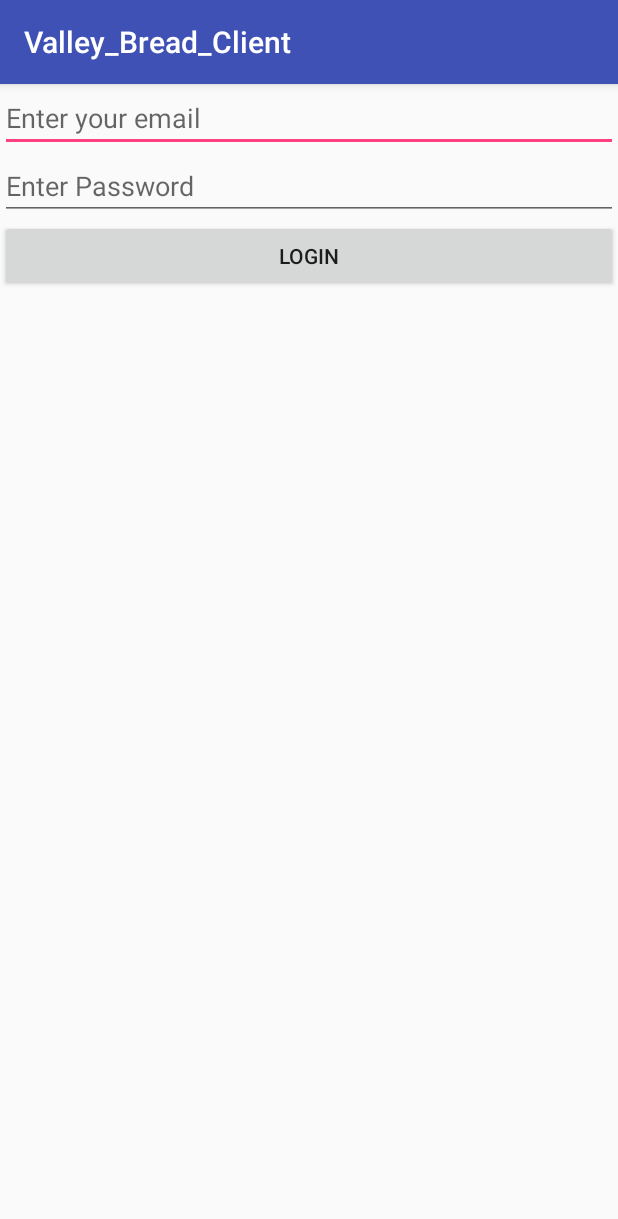
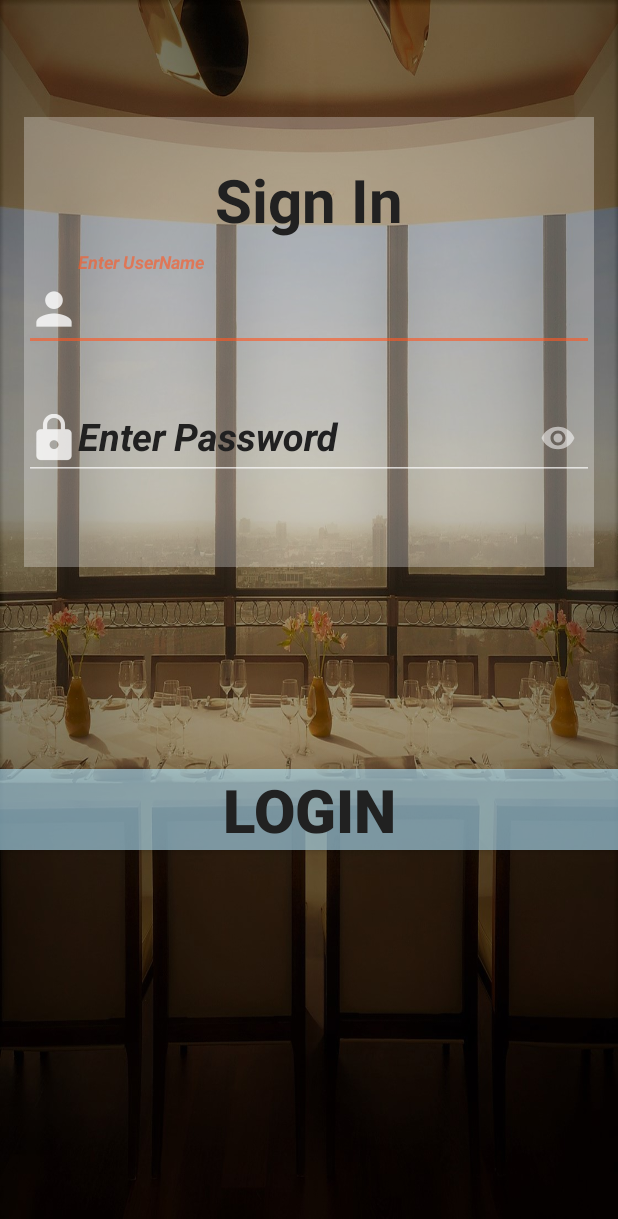
Before and after one commit to rohitankam/RestaurantOrdering, an Android app: the LoginActivity screen opened directly, with no data from a screen before it, on a phone screen of 412 x 824 dp. Shown: the top 1219 px of the screen. Run offline under Robolectric (Android 15) with nearby library versions, the phone set to English and light mode, and no system bars; our stand-ins replace Firebase (no records; nobody signed in at launch, a user with empty details on screens opened directly).

Commit message:
sign in designed

```diff
--- a/Valley_Bread_Client/app/build.gradle
+++ b/Valley_Bread_Client/app/build.gradle
@@ -35,6 +35,7 @@ dependencies {
     compile 'com.firebaseui:firebase-ui-database:0.4.4'
     compile 'com.squareup.picasso:picasso:2.5.2'
     testCompile 'junit:junit:4.12'
+    implementation 'com.android.support:design:26.1.0'
 }
 
 
--- a/Valley_Bread_Client/app/src/main/java/com/tetteh1568/valley_bread_client/LoginActivity.java
+++ b/Valley_Bread_Client/app/src/main/java/com/tetteh1568/valley_bread_client/LoginActivity.java
@@ -7,6 +7,7 @@ import android.support.v7.app.AppCompatActivity;
 import android.text.TextUtils;
 import android.view.View;
 import android.widget.EditText;
+import android.widget.Toast;
 
 import com.google.android.gms.tasks.OnCompleteListener;
 import com.google.android.gms.tasks.Task;
@@ -58,6 +59,7 @@ public class LoginActivity extends AppCompatActivity {
                 if (dataSnapshot.hasChild(user_id)){
                     Intent menuIntent = new Intent(LoginActivity.this,MenuActivity.class);
                     startActivity(menuIntent);
+                    Toast.makeText(LoginActivity.this,"Success",Toast.LENGTH_SHORT).show();
                 }
             }
 
--- a/Valley_Bread_Client/app/src/main/res/layout/activity_login.xml
+++ b/Valley_Bread_Client/app/src/main/res/layout/activity_login.xml
@@ -1,27 +1,117 @@
 <?xml version="1.0" encoding="utf-8"?>
-<LinearLayout xmlns:android="http://schemas.android.com/apk/res/android"
+
+<android.support.constraint.ConstraintLayout xmlns:android="http://schemas.android.com/apk/res/android"
     xmlns:app="http://schemas.android.com/apk/res-auto"
     xmlns:tools="http://schemas.android.com/tools"
     android:layout_width="match_parent"
     android:layout_height="match_parent"
+    android:background="@drawable/b1"
+    tools:context="com.tetteh1568.valley_bread_client.LoginActivity">
+
+    <TextView
+        android:layout_width="wrap_content"
+        android:layout_height="wrap_content"
+        android:text="@string/app_name"
+        android:textStyle="bold|italic"
+        android:textSize="50dp"
+        />
+
+    <LinearLayout
+        android:id="@+id/linearLayout"
+        android:layout_width="match_parent"
+        android:layout_height="300dp"
+        android:layout_marginBottom="95dp"
+        android:layout_marginEnd="16dp"
+        android:layout_marginStart="16dp"
+        android:layout_marginTop="78dp"
         android:orientation="vertical"
-    tools:context="com.tetteh1568.valley_bread_client.LoginActivity">
+        android:background="#4affffff"
+        app:layout_constraintBottom_toBottomOf="parent"
+        app:layout_constraintEnd_toEndOf="parent"
+        app:layout_constraintHorizontal_bias="0.0"
+        app:layout_constraintLeft_toLeftOf="parent"
+        app:layout_constraintRight_toRightOf="parent"
+        app:layout_constraintStart_toStartOf="parent"
+        app:layout_constraintTop_toTopOf="parent"
+        app:layout_constraintVertical_bias="0.0">
+
+        <TextView
+            android:layout_width="wrap_content"
+            android:layout_height="wrap_content"
+            android:layout_gravity="center"
+            android:layout_marginBottom="8dp"
+            android:layout_marginTop="28dp"
+            android:text="Sign In"
+            android:textSize="40sp"
+            android:textStyle="bold"
+            app:layout_constraintBottom_toTopOf="@+id/linearLayout"
+            app:layout_constraintEnd_toEndOf="parent"
+            app:layout_constraintLeft_toLeftOf="parent"
+            app:layout_constraintRight_toRightOf="parent"
+            app:layout_constraintStart_toStartOf="parent"
+            app:layout_constraintTop_toTopOf="parent" />
+
+
+        <android.support.design.widget.TextInputLayout
+            android:id="@+id/input_layout_email"
+            android:layout_width="match_parent"
+            android:layout_height="wrap_content">
 
             <EditText
                 android:id="@+id/userEmail"
                 android:layout_width="match_parent"
                 android:layout_height="wrap_content"
-        android:hint="Enter your email" />
+                android:drawableLeft="@drawable/email"
+                android:hint="Enter UserName"
+                android:textSize="25dp"
+                android:textStyle="italic|bold"
+                android:inputType="text"
+                android:singleLine="true" />
+        </android.support.design.widget.TextInputLayout>
+
+        <android.support.design.widget.TextInputLayout
+            android:id="@+id/input_layout_password"
+            android:layout_width="match_parent"
+            android:layout_height="wrap_content"
+            app:passwordToggleEnabled="true"
+            android:paddingTop="20dp">
 
             <EditText
                 android:id="@+id/userPass"
                 android:layout_width="match_parent"
                 android:layout_height="wrap_content"
-        android:hint="Enter Password" />
+                android:hint="Enter Password"
+                android:textSize="25dp"
+                android:textStyle="italic|bold"
+                android:drawableStart="@drawable/pass"
+                android:inputType="textPassword"
+                android:singleLine="true" />
+        </android.support.design.widget.TextInputLayout>
+
+
+    </LinearLayout>
 
     <Button
+        android:id="@+id/Login"
         android:layout_width="match_parent"
         android:layout_height="wrap_content"
+        android:layout_marginBottom="16dp"
+        android:layout_marginTop="8dp"
+        android:background="@color/colorPrimaryLight"
+        android:elevation="40dp"
+        android:gravity="center"
         android:onClick="signinButtonClicked"
-        android:text="Login" />
-</LinearLayout>
+        android:text="Login"
+        android:textAlignment="center"
+        android:textSize="40sp"
+        android:textStyle="bold"
+        app:layout_constraintBottom_toBottomOf="parent"
+        app:layout_constraintEnd_toEndOf="parent"
+        app:layout_constraintHorizontal_bias="1.0"
+        app:layout_constraintLeft_toLeftOf="parent"
+        app:layout_constraintRight_toRightOf="parent"
+        app:layout_constraintStart_toStartOf="parent"
+        app:layout_constraintTop_toBottomOf="@+id/linearLayout"
+        app:layout_constraintVertical_bias="0.345" />
+
+</android.support.constraint.ConstraintLayout>
--- a/Valley_Bread_Client/app/src/main/res/values/colors.xml
+++ b/Valley_Bread_Client/app/src/main/res/values/colors.xml
@@ -1,6 +1,11 @@
 <?xml version="1.0" encoding="utf-8"?>
 <resources>
-    <color name="colorPrimary">#3F51B5</color>
-    <color name="colorPrimaryDark">#303F9F</color>
-    <color name="colorAccent">#FF4081</color>
+    <color name="colorPrimary">#03A9F4</color>
+    <color name="colorPrimaryDark">#033e6c</color>
+    <color name="colorPrimaryLight">#9eB3E5FC</color>
+    <color name="colorAccent">#9eff5722</color>
+    <color name="textprimary">#212121</color>
+    <color name="inputtext">#000000</color>
+    <color name="backgroundcolor">#a92323</color>
+    <color name="hintcolor">#0277bd</color>
 </resources>
--- a/Valley_Bread_Client/app/src/main/res/values/strings.xml
+++ b/Valley_Bread_Client/app/src/main/res/values/strings.xml
@@ -1,5 +1,5 @@
 <resources>
-    <string name="app_name">Valley_Bread_Client</string>
+    <string name="app_name"></string>
     <string name="already_have_an_account">Already have an Account?</string>
     <string name="register_here">Register Here</string>
 </resources>
--- a/Valley_Bread_Client/app/src/main/res/values/styles.xml
+++ b/Valley_Bread_Client/app/src/main/res/values/styles.xml
@@ -1,11 +1,15 @@
 <resources>
 
     <!-- Base application theme. -->
-    <style name="AppTheme" parent="Theme.AppCompat.Light.DarkActionBar">
+    <style name="AppTheme" parent="Theme.AppCompat.NoActionBar">
         <!-- Customize your theme here. -->
         <item name="colorPrimary">@color/colorPrimary</item>
         <item name="colorPrimaryDark">@color/colorPrimaryDark</item>
         <item name="colorAccent">@color/colorAccent</item>
+        <item name="android:navigationBarColor">@color/colorPrimaryDark</item>
+        <item name="android:textColor">@color/textprimary</item>
+        <item name="android:textColorHint">@color/textprimary</item>
+        <item name="android:textColorPrimary">@color/inputtext</item>
     </style>
 
 </resources>
```
Also changed, not shown: Valley_Bread_Client/app/src/main/res/drawable-hdpi/email.png (added), Valley_Bread_Client/app/src/main/res/drawable-hdpi/pass.png (added), Valley_Bread_Client/app/src/main/res/drawable-mdpi/email.png (added), Valley_Bread_Client/app/src/main/res/drawable-mdpi/pass.png (added), Valley_Bread_Client/app/src/main/res/drawable-xhdpi/email.png (added), Valley_Bread_Client/app/src/main/res/drawable-xhdpi/pass.png (added), Valley_Bread_Client/app/src/main/res/drawable-xxhdpi/email.png (added), Valley_Bread_Client/app/src/main/res/drawable-xxhdpi/pass.png (added), Valley_Bread_Client/app/src/main/res/drawable/b1.jpg (added), 725 other files. Lines whose indentation alone changed are shown as unchanged.
